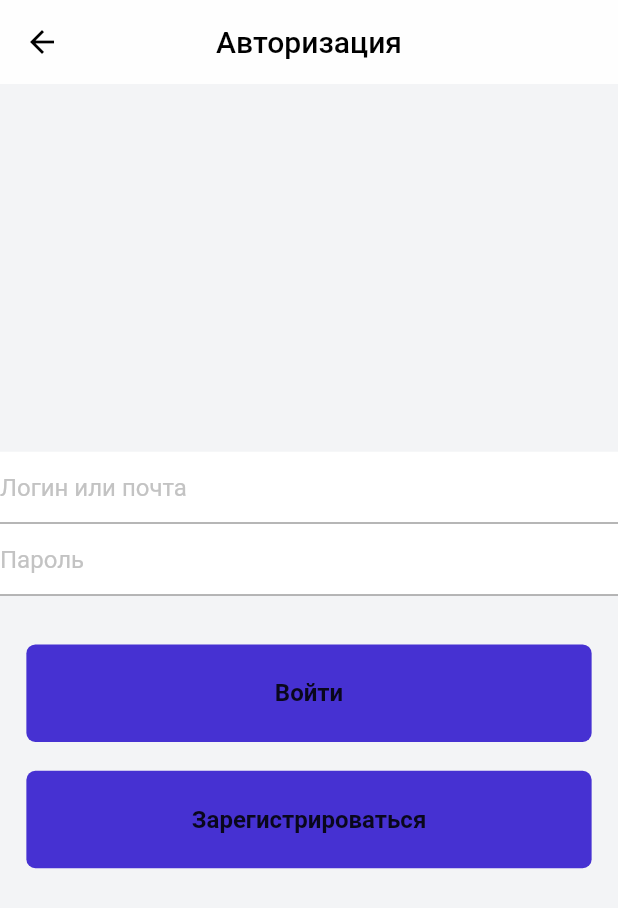
After one commit to alirzaMhd/flutter_task, a Flutter app: the LoginView screen opened directly, on a phone screen of 412 x 824 dp. The commit adds this screen. Shown: the top 908 px of the screen. Run offline on Flutter 3.47's test engine with Material 2 defaults, Android fonts, the phone set to English and light mode, and no system bars; our stand-ins replace flutter_riverpod, flutter_screenutil; Roboto replaces fonts that are missing (CarmenSans).

Commit message:
finnished auth and added screen holder

```diff
--- a/lib/constants/string_constants.dart
+++ b/lib/constants/string_constants.dart
@@ -3,5 +3,9 @@ class StringConstants {
   static const String map = 'Карта';
   static const String favorites = 'Избранные';
   static const String profile = 'Профиль';
-
+  static const String authorization = 'Авторизация';
+  static const String email = 'Логин или почта';
+  static const String password = 'Пароль';
+  static const String login = 'Войти';
+  static const String register = 'Зарегистрироваться';
 }
--- a/lib/constants/ui_constants.dart
+++ b/lib/constants/ui_constants.dart
@@ -1,3 +1,5 @@
+import 'package:flutter/material.dart';
+
 class UIConstants {
   static const double screenWidth = 375;
   static const double screenHeight = 812;
@@ -8,5 +10,12 @@ class UIConstants {
   static const double bottomNavBarHeight = 83;
   static const double bottomNavBarBottomMargin = 35;
   static const bool centerTitle = true;
-
+  static const double authFieldVerticalDividerWith = 343;
+  static const double authButtonWidth = 343;
+  static const double authButtonHeight = 64;
+  static const List<Widget> bottomTabBarPages = [
+    Scaffold(),
+    Scaffold(),
+    Scaffold(),
+  ];
 }
--- /dev/null
+++ b/lib/features/auth/domain/use_cases/auth_screen_use_cases.dart
@@ -0,0 +1,5 @@
+class AuthScreenUseCases{
+  static void login(){
+
+  }
+}
--- /dev/null
+++ b/lib/features/auth/domain/use_cases/use_cases.dart
@@ -0,0 +1 @@
+export 'auth_screen_use_cases.dart';
--- /dev/null
+++ b/lib/features/auth/presentation/screens/auth_screen.dart
@@ -0,0 +1,73 @@
+import 'package:flutter/material.dart';
+import 'package:flutter_riverpod/flutter_riverpod.dart';
+import 'package:flutter_screenutil/flutter_screenutil.dart';
+import 'package:flutter_task/constants/constants.dart';
+import 'package:flutter_task/features/auth/domain/use_cases/use_cases.dart';
+import 'package:flutter_task/features/auth/presentation/widget/widget.dart';
+import 'package:flutter_task/shared/presentation/widget/widget.dart';
+
+class LoginView extends ConsumerStatefulWidget {
+  const LoginView({super.key});
+
+  @override
+  ConsumerState<LoginView> createState() => _LoginViewState();
+}
+
+class _LoginViewState extends ConsumerState<LoginView> {
+  final emailController = TextEditingController();
+  final passwordController = TextEditingController();
+
+  @override
+  void dispose() {
+    super.dispose();
+    emailController.dispose();
+    passwordController.dispose();
+  }
+
+  void onLogin() {
+    // ref.read(authControllerProvider.notifier).login(
+    //       email: emailController.text,
+    //       password: passwordController.text,
+    //       context: context,
+    //     );
+  }
+
+  @override
+  Widget build(BuildContext context) {
+    return Scaffold(
+      appBar: const CustomAppBar(title: StringConstants.authorization),
+      body: Center(
+        child: SingleChildScrollView(
+          child: Column(
+            children: [
+              Center(
+                child: AuthFields(
+                  emailController: emailController,
+                  passwordController: passwordController,
+                ),
+              ),
+              SizedBox(height: 32.h),
+              MainButton(
+                text: StringConstants.login,
+                size: Size(
+                  UIConstants.authButtonWidth.w,
+                  UIConstants.authButtonHeight.h,
+                ),
+                onPressed: AuthScreenUseCases.login,
+              ),
+              SizedBox(height: 19.h),
+              MainButton(
+                text: StringConstants.register,
+                size: Size(
+                  UIConstants.authButtonWidth.w,
+                  UIConstants.authButtonHeight.h,
+                ),
+                onPressed: () {},
+              ),
+            ],
+          ),
+        ),
+      ),
+    );
+  }
+}
--- /dev/null
+++ b/lib/features/auth/presentation/widget/auth_fields.dart
@@ -0,0 +1,27 @@
+import 'package:flutter/material.dart';
+import 'package:flutter_screenutil/flutter_screenutil.dart';
+import 'package:flutter_task/constants/constants.dart';
+import 'package:flutter_task/features/auth/presentation/widget/custom_text_field.dart';
+
+class AuthFields extends StatelessWidget {
+  final TextEditingController emailController;
+  final TextEditingController passwordController;
+  const AuthFields({
+    super.key,
+    required this.emailController,
+    required this.passwordController,
+  });
+
+  @override
+  Widget build(BuildContext context) {
+    return Container(
+        color: Pallete.whiteColor,
+        child: Column(
+          children: [
+            CustomTextField(hintText: StringConstants.email, controller: emailController),
+            VerticalDivider(width: UIConstants.authFieldVerticalDividerWith.w,),
+            CustomTextField(hintText: StringConstants.password, controller: passwordController),
+          ],
+        ));
+  }
+}
--- /dev/null
+++ b/lib/features/auth/presentation/widget/widget.dart
@@ -0,0 +1,2 @@
+export 'auth_fields.dart';
+export 'custom_text_field.dart';
--- /dev/null
+++ b/lib/features/main/presentation/screens/screen_holder.dart
@@ -0,0 +1,24 @@
+import 'package:flutter/material.dart';
+import 'package:flutter_riverpod/flutter_riverpod.dart';
+import 'package:flutter_task/shared/presentation/widget/widget.dart';
+
+import '../../../../constants/constants.dart';
+
+class ScreenHolder extends ConsumerWidget {
+  const ScreenHolder({super.key});
+
+  @override
+  Widget build(BuildContext context, WidgetRef ref) {
+    // int pageIndex = ref.watch(ScreenHolderProvider.bottomBarProvider);
+    return Scaffold(
+      body: const IndexedStack(
+        index: 0,
+        children: UIConstants.bottomTabBarPages,
+      ),
+      bottomNavigationBar: BottomNavBar(
+        onTap: (i) {},
+        selectedPageIndex: 0,
+      ),
+    );
+  }
+}
--- a/lib/shared/presentation/widget/main_button.dart
+++ b/lib/shared/presentation/widget/main_button.dart
@@ -1,12 +1,12 @@
 import 'package:flutter/material.dart';
 import 'package:flutter_task/constants/constants.dart';
 
-class RoundedButton extends StatelessWidget {
+class MainButton extends StatelessWidget {
   final String _text;
   final Size size;
   final VoidCallback onPressed;
 
-  const RoundedButton({
+  const MainButton({
     Key? key,
     required text,
     required this.size,
```
